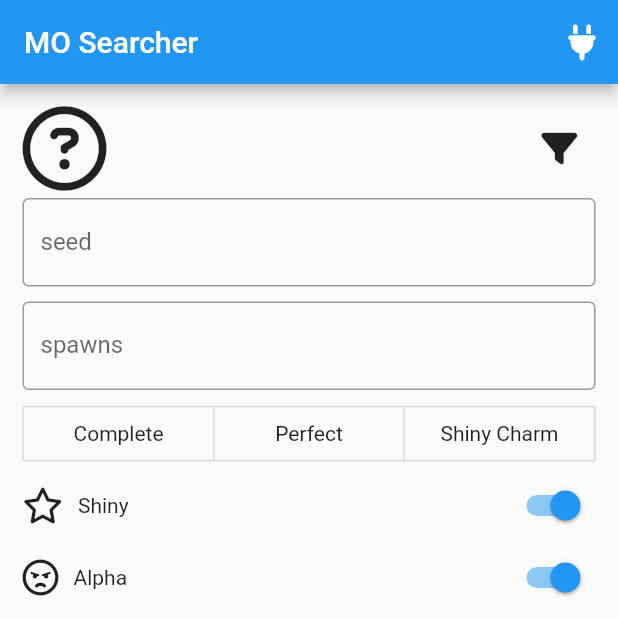
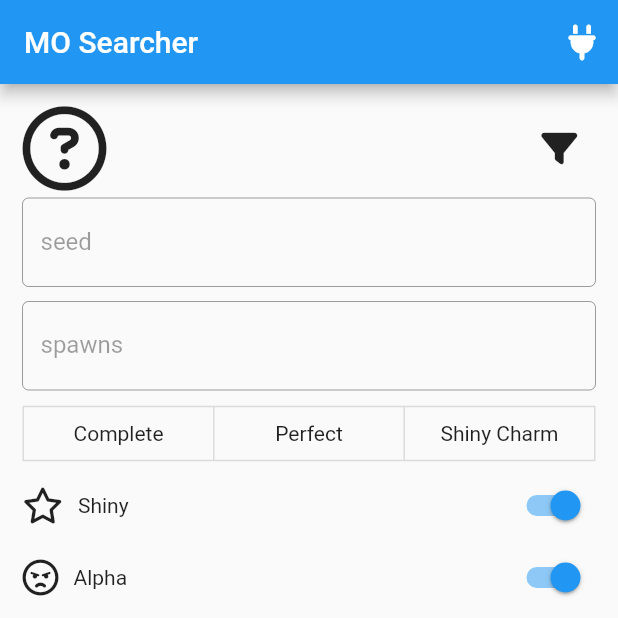
Before and after one commit to epicnewt/pla-outbreak-searcher, a Flutter app: the screen it shows after launch, after a tap on "Search", on a phone screen of 412 x 824 dp, the top half of it. Run offline on Flutter 3.47's test engine with Material 2 defaults, Android fonts, the phone set to English and light mode, and no system bars; our stand-ins replace font_awesome_flutter.

Commit message:
Display seed and spawns in text fields

```diff
--- a/lib/mass_outbreak/search/model/mass_outbreak_information.dart
+++ b/lib/mass_outbreak/search/model/mass_outbreak_information.dart
@@ -1,12 +1,12 @@
 
 class MassOutbreakInformation {
   late final String seed;
-  late final int spawns;
+  late final int? spawns;
   late final int species;
 
   MassOutbreakInformation.empty() {
     seed = "";
-    spawns = 10;
+    spawns = null;
     species = -1;
   }
 
--- a/lib/mass_outbreak/search/model/mass_outbreak_searcher_service.dart
+++ b/lib/mass_outbreak/search/model/mass_outbreak_searcher_service.dart
@@ -70,7 +70,7 @@ class MassOutbreakSearcherService implements MassOutbreakSearcher {
     var pkmn = pokedex[moInfo.species]!;
     var result = searchMassOutbreak(
       BigInt.parse(moInfo.seed, radix: 16),
-      moInfo.spawns,
+      moInfo.spawns ?? 10,
       rolls,
       pkmn,
       (spawn) {
--- a/lib/mass_outbreak/search/pages/mass_outbreak_search.dart
+++ b/lib/mass_outbreak/search/pages/mass_outbreak_search.dart
@@ -79,24 +79,36 @@ MultiProvider connect(MassOutbreakSearcher service, {Widget? child}) {
                         }),
                       ],
                     ),
-                    const Padding(
-                      padding: EdgeInsets.symmetric(vertical: 5, horizontal: 0),
-                      child: TextField(
+                    Padding(
+                      padding: const EdgeInsets.symmetric(vertical: 5, horizontal: 0),
+                      child: Consumer<MassOutbreakInformationState>(
+                        builder: (context, value, child) {
+                          return TextField(
                             // obscureText: false,
-                        decoration: InputDecoration(
+                            enabled: false,
+                            controller: TextEditingController(text: value.massOutbreakInformation.seed.toUpperCase()),
+                            decoration: const InputDecoration(
                               border: OutlineInputBorder(),
                               labelText: 'seed',
                             ),
+                          );
+                        },
                       ),
                     ),
-                    const Padding(
-                      padding: EdgeInsets.symmetric(vertical: 5, horizontal: 0),
-                      child: TextField(
+                    Padding(
+                      padding: const EdgeInsets.symmetric(vertical: 5, horizontal: 0),
+                      child: Consumer<MassOutbreakInformationState>(
+                        builder: (context, value, child) {
+                          return TextField(
                             // obscureText: false,
-                        decoration: InputDecoration(
+                            enabled: false,
+                            controller: TextEditingController(text: (value.massOutbreakInformation.spawns ?? "").toString()),
+                            decoration: const InputDecoration(
                               border: OutlineInputBorder(),
                               labelText: 'spawns',
                             ),
+                          );
+                        },
                       ),
                     ),
                     Consumer<MassOutbreakRollsState>(builder: (context, rolls, _) {
```
Lines whose indentation alone changed are shown as unchanged.
